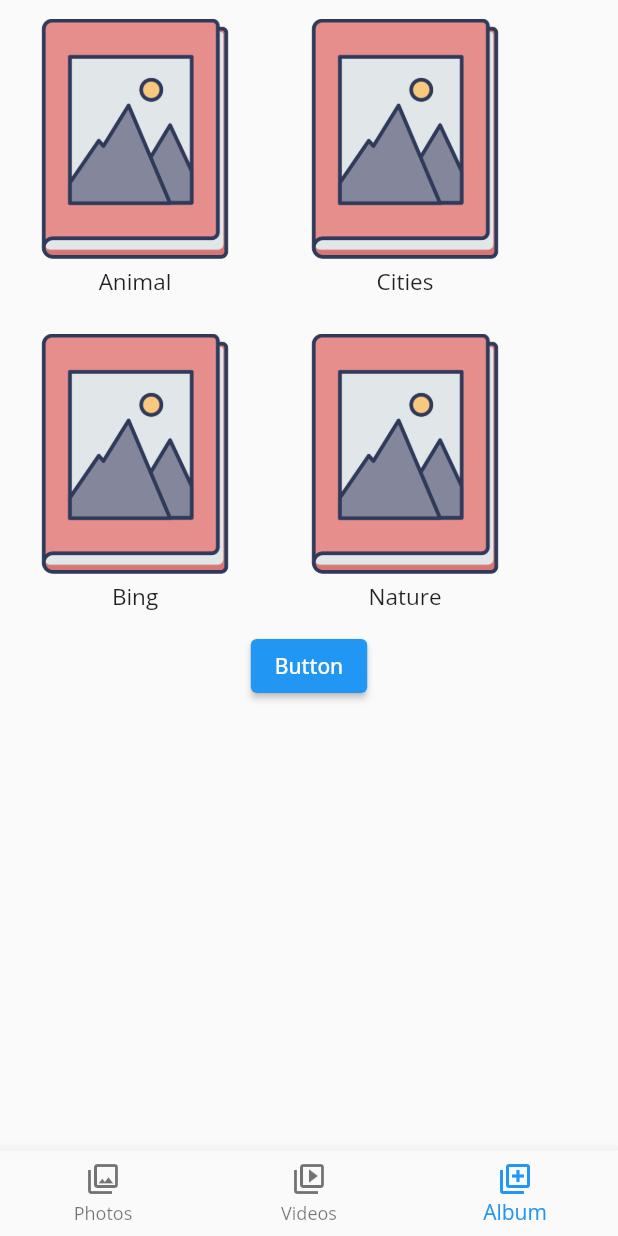
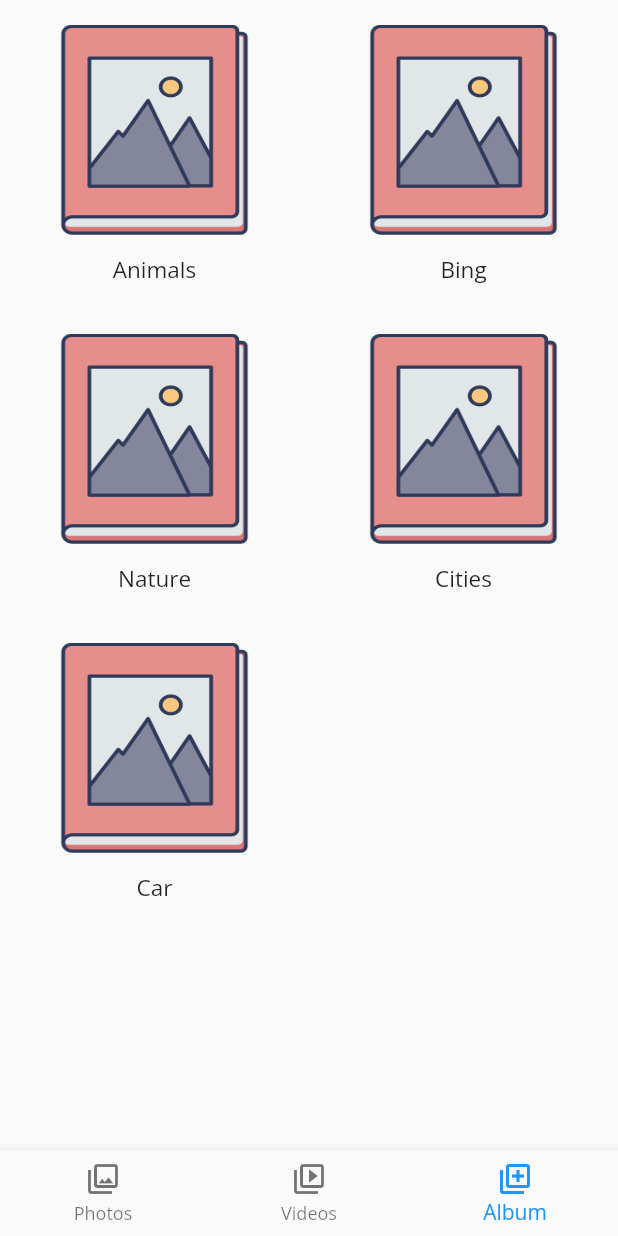
Before and after one commit to VivekTailor19/gallery_zone, a Flutter app: the screen it shows after launch, item 3 of the bottom bar chosen, on a phone screen of 412 x 824 dp. Run offline on Flutter 3.47's test engine with Material 2 defaults, Android fonts, the light colour scheme and no system bars.

Commit message:
gallery zone

```diff
--- /dev/null
+++ b/lib/model/gallery_model.dart
@@ -0,0 +1,7 @@
+class GalleryModel
+{
+  String? name;
+  List? list;
+
+  GalleryModel({this.name, this.list});
+}
--- a/lib/provider/gallery_provider.dart
+++ b/lib/provider/gallery_provider.dart
@@ -3,14 +3,21 @@
 import 'package:gallery_zone/view/album.dart';
 import 'package:gallery_zone/view/videos_gallery.dart';
 
+import '../model/gallery_model.dart';
+
 class GalleryProvider extends ChangeNotifier
 {
+
+
   List<Widget> screen = [
       PhotosGallery(),
       VideosGallery(),
       StoriesGallery()
 
     ];
+
+
+
 
   int selindex = 0;
   void selectscreen(int index)
@@ -19,7 +26,7 @@
     notifyListeners();
   }
 
-  List<String> animallist = [
+  List animallist = [
     "assets/images/animal/animal (1).jpg",
     "assets/images/animal/animal (2).jpg",
     "assets/images/animal/animal (3).jpg",
@@ -98,7 +105,7 @@
     "assets/images/movie/movie (9).jpg",
   ];
 
-  List<String> nature = [
+  List<String> naturelist = [
     "assets/images/nature/nature (1).jpg",
     "assets/images/nature/nature (2).jpg",
     "assets/images/nature/nature (3).jpg",
@@ -117,6 +124,95 @@
     "assets/images/nature/nature (16).jpg",
     "assets/images/nature/nature (17).jpg",
     "assets/images/nature/nature (18).jpg",
+  ];
+
+  List<String> allphotos = [
+    "assets/images/animal/animal (1).jpg",
+    "assets/images/animal/animal (2).jpg",
+    "assets/images/animal/animal (3).jpg",
+    "assets/images/animal/animal (4).jpg",
+    "assets/images/animal/animal (5).jpg",
+    "assets/images/animal/animal (6).jpg",
+    "assets/images/animal/animal (7).jpg",
+    "assets/images/animal/animal (8).jpg",
+    "assets/images/animal/animal (9).jpg",
+    "assets/images/animal/animal (10).jpg",
+    "assets/images/animal/animal (11).jpg",
+    "assets/images/animal/animal (12).jpg",
+    "assets/images/animal/animal (13).jpg",
+    "assets/images/animal/animal (14).jpg",
+    "assets/images/animal/animal (15).jpg",
+    "assets/images/animal/animal (16).jpg",
+    "assets/images/animal/animal (17).jpg",
+    "assets/images/animal/animal (18).jpg",
+
+    "assets/images/bing/bing (1).jpg",
+    "assets/images/bing/bing (2).jpg",
+    "assets/images/bing/bing (3).jpg",
+    "assets/images/bing/bing (4).jpg",
+    "assets/images/bing/bing (5).jpg",
+    "assets/images/bing/bing (6).jpg",
+    "assets/images/bing/bing (7).jpg",
+    "assets/images/bing/bing (8).jpg",
+    "assets/images/bing/bing (9).jpg",
+
+    "assets/images/car/car (1).jpg",
+    "assets/images/car/car (2).jpg",
+    "assets/images/car/car (3).jpg",
+    "assets/images/car/car (4).jpg",
+    "assets/images/car/car (5).jpg",
+    "assets/images/car/car (6).jpg",
+    "assets/images/car/car (7).jpg",
+    "assets/images/car/car (8).jpg",
+    "assets/images/car/car (9).jpg",
+    "assets/images/car/car (10).jpg",
+    "assets/images/car/car (11).jpg",
+    "assets/images/car/car (12).jpg",
+    "assets/images/car/car (13).jpg",
+    "assets/images/car/car (14).jpg",
+    "assets/images/car/car (15).jpg",
+    "assets/images/car/car (16).jpg",
+    "assets/images/car/car (17).jpg",
+
+    "assets/images/cities/cities (1).jpg",
+    "assets/images/cities/cities (2).jpg",
+    "assets/images/cities/cities (3).jpg",
+    "assets/images/cities/cities (4).jpg",
+    "assets/images/cities/cities (5).jpg",
+    "assets/images/cities/cities (6).jpg",
+    "assets/images/cities/cities (7).jpg",
+    "assets/images/cities/cities (8).jpg",
+    "assets/images/cities/cities (9).jpg",
+
+    "assets/images/movie/movie (1).jpg",
+    "assets/images/movie/movie (2).jpg",
+    "assets/images/movie/movie (3).jpg",
+    "assets/images/movie/movie (4).jpg",
+    "assets/images/movie/movie (5).jpg",
+    "assets/images/movie/movie (6).jpg",
+    "assets/images/movie/movie (7).jpg",
+    "assets/images/movie/movie (8).jpg",
+    "assets/images/movie/movie (9).jpg",
+
+    "assets/images/nature/nature (1).jpg",
+    "assets/images/nature/nature (2).jpg",
+    "assets/images/nature/nature (3).jpg",
+    "assets/images/nature/nature (4).jpg",
+    "assets/images/nature/nature (5).jpg",
+    "assets/images/nature/nature (6).jpg",
+    "assets/images/nature/nature (7).jpg",
+    "assets/images/nature/nature (8).jpg",
+    "assets/images/nature/nature (9).jpg",
+    "assets/images/nature/nature (10).jpg",
+    "assets/images/nature/nature (11).jpg",
+    "assets/images/nature/nature (12).jpg",
+    "assets/images/nature/nature (13).jpg",
+    "assets/images/nature/nature (14).jpg",
+    "assets/images/nature/nature (15).jpg",
+    "assets/images/nature/nature (16).jpg",
+    "assets/images/nature/nature (17).jpg",
+    "assets/images/nature/nature (18).jpg",
+
   ];
 
 
@@ -138,13 +234,15 @@
 
 
 
-  void temprun()
-  {
-    for(int i = 1 ; i<19 ; i++)
-      {
-        print('\"assets/images/nature/nature ($i).jpg\",');
-      }
-  }
+
+
+  // void temprun()
+  // {
+  //   for(int i = 1 ; i<19 ; i++)
+  //     {
+  //       print('\"assets/images/nature/nature ($i).jpg\",');
+  //     }
+  // }
 
 
 
--- a/lib/view/album.dart
+++ b/lib/view/album.dart
@@ -1,6 +1,7 @@
 import 'package:flutter/material.dart';
 import 'package:provider/provider.dart';
 
+import '../model/gallery_model.dart';
 import '../provider/gallery_provider.dart';
 
 class StoriesGallery extends StatefulWidget {
@@ -16,45 +17,69 @@
   GalleryProvider? gpF ;
 
 
+
+
   @override
   Widget build(BuildContext context) {
 
     gpT = Provider.of<GalleryProvider>(context,listen: true);
     gpF = Provider.of<GalleryProvider>(context,listen: false);
 
+    List<GalleryModel> albumlist = [
+      GalleryModel(name: "Animals",list: gpF!.animallist),
+      GalleryModel(name: "Bing",list: gpF!.binglist),
+      GalleryModel(name: "Nature",list: gpF!.naturelist),
+      GalleryModel(name: "Cities",list: gpF!.citieslist),
+      GalleryModel(name: "Car",list: gpF!.carlist),
+
+
+    ];
+
 
     return Scaffold(
         body: Column(
           children: [
-            // GridView(gridDelegate: SliverGridDelegateWithFixedCrossAxisCount(
-            //   crossAxisCount: 2
+            // Expanded(
+            //   child: GridView(gridDelegate: SliverGridDelegateWithFixedCrossAxisCount(
+            //     crossAxisCount: 2
+            //   ),
+            //     scrollDirection: Axis.vertical,
+            //     children: [
+            //       Albumname('Animal'),
+            //       Albumname('Cities'),
+            //       Albumname('Bing'),
+            //       Albumname('Nature'),
+            //       Albumname('Car'),
+            //       Albumname('Movie'),
+            //
+            //     ],
+            //   ),
             // ),
-            //   scrollDirection: Axis.vertical,
-            //   children: [
-            //
-            //   ],
-            // ),
-            Row(
-              children: [
-                InkWell(onTap: () {
-                  Navigator.pushNamed(context, "imgshow");
 
 
+            Expanded(
+              child: GridView.builder(
+                gridDelegate: SliverGridDelegateWithFixedCrossAxisCount(crossAxisCount: 2),
+                itemBuilder: (context, index) {
+                  return Albumname(name: albumlist[index].name, index:index);
                 },
-                  child: Albumname('Animal'),),
-
-                Albumname('Cities'),
-              ],
-            ),
-            Row(
-              children: [
-                Albumname('Bing'),Albumname('Nature'),
-              ],
+                itemCount: albumlist.length,
+              ),
             ),
 
-            ElevatedButton(onPressed: () {
-              gpT!.temprun();
-            }, child: Text("Button")),
+
+
+            // InkWell(onTap: () {
+            //   Navigator.pushNamed(context, "imgshow");
+            //
+            //
+            // },
+            //   child: Albumname('Animal'),),
+
+
+            // ElevatedButton(onPressed: () {
+            //   gpT!.temprun();
+            // }, child: Text("Button")),
 
 
           ],
@@ -63,7 +88,7 @@
     );
   }
 
-  Widget Albumname(String name)
+  Widget Albumname({String? name, int? index})
   {
     return Padding(
       padding: const EdgeInsets.all(10),
@@ -76,12 +101,20 @@
         ),
         child: Column(mainAxisAlignment: MainAxisAlignment.spaceAround,
           children: [
-            Container(
-              height: 160,
-              width: 160,
-              decoration: BoxDecoration(
-                  borderRadius: BorderRadius.circular(10),
-                  image: DecorationImage(image: AssetImage("assets/album1.png"),fit: BoxFit.fill,)
+            InkWell(
+              onTap: () {
+
+
+
+              },
+
+              child: Container(
+                height: 140,
+                width: 160,
+                decoration: BoxDecoration(
+                    borderRadius: BorderRadius.circular(10),
+                    image: DecorationImage(image: AssetImage("assets/album1.png"),fit: BoxFit.fill,)
+                ),
               ),
             ),
             Text("$name",style: TextStyle(fontSize: 15,overflow: TextOverflow.ellipsis),)
--- /dev/null
+++ b/lib/view/albumview.dart
@@ -0,0 +1,17 @@
+import 'package:flutter/material.dart';
+
+class Album_View extends StatefulWidget {
+  const Album_View({Key? key}) : super(key: key);
+
+  @override
+  State<Album_View> createState() => _Album_ViewState();
+}
+
+class _Album_ViewState extends State<Album_View> {
+  @override
+  Widget build(BuildContext context) {
+    return Scaffold(
+
+    );
+  }
+}
--- a/lib/view/imageshow.dart
+++ b/lib/view/imageshow.dart
@@ -32,10 +32,10 @@
 
         items: [
           BottomNavigationBarItem(icon: Icon(Icons.favorite_border_rounded,color: Colors.red,),label: ""),
-          BottomNavigationBarItem(icon: Icon(Icons.share),label: ""),
-          BottomNavigationBarItem(icon: Icon(Icons.delete_forever_rounded),label: ""),
-          BottomNavigationBarItem(icon: Icon(Icons.info_outline_rounded),label: ""),
-          BottomNavigationBarItem(icon: Icon(Icons.more_vert_rounded),label: ""),
+          BottomNavigationBarItem(icon: Icon(Icons.share,color: Colors.red,),label: ""),
+          BottomNavigationBarItem(icon: Icon(Icons.delete_forever_rounded,color: Colors.red,),label: ""),
+          BottomNavigationBarItem(icon: Icon(Icons.info_outline_rounded,color: Colors.red,),label: ""),
+          BottomNavigationBarItem(icon: Icon(Icons.more_vert_rounded,color: Colors.red,),label: ""),
         ],
       ),
       body: Center(
--- a/lib/view/photos_gallery.dart
+++ b/lib/view/photos_gallery.dart
@@ -1,4 +1,7 @@
 import 'package:flutter/material.dart';
+import 'package:provider/provider.dart';
+
+import '../provider/gallery_provider.dart';
 
 class PhotosGallery extends StatefulWidget {
   const PhotosGallery({Key? key}) : super(key: key);
@@ -8,10 +11,30 @@
 }
 
 class _PhotosGalleryState extends State<PhotosGallery> {
+
+  GalleryProvider? gpT ;
+  GalleryProvider? gpF ;
+
   @override
   Widget build(BuildContext context) {
+
+    gpT = Provider.of<GalleryProvider>(context,listen: true);
+    gpF = Provider.of<GalleryProvider>(context,listen: false);
+
+
     return Scaffold(
+      body: GridView.builder(
+        itemCount: gpF!.allphotos.length,
+        gridDelegate: SliverGridDelegateWithFixedCrossAxisCount(
+            crossAxisCount: 4,
+            mainAxisSpacing: 5,
+            crossAxisSpacing: 5,
 
+        ),
+          itemBuilder: (context, index) {
+           return Image.asset("${gpT!.allphotos[index]}",height: 80,width: 80,fit:BoxFit.fill,);
+          },
+      ),
     );
   }
 
```
